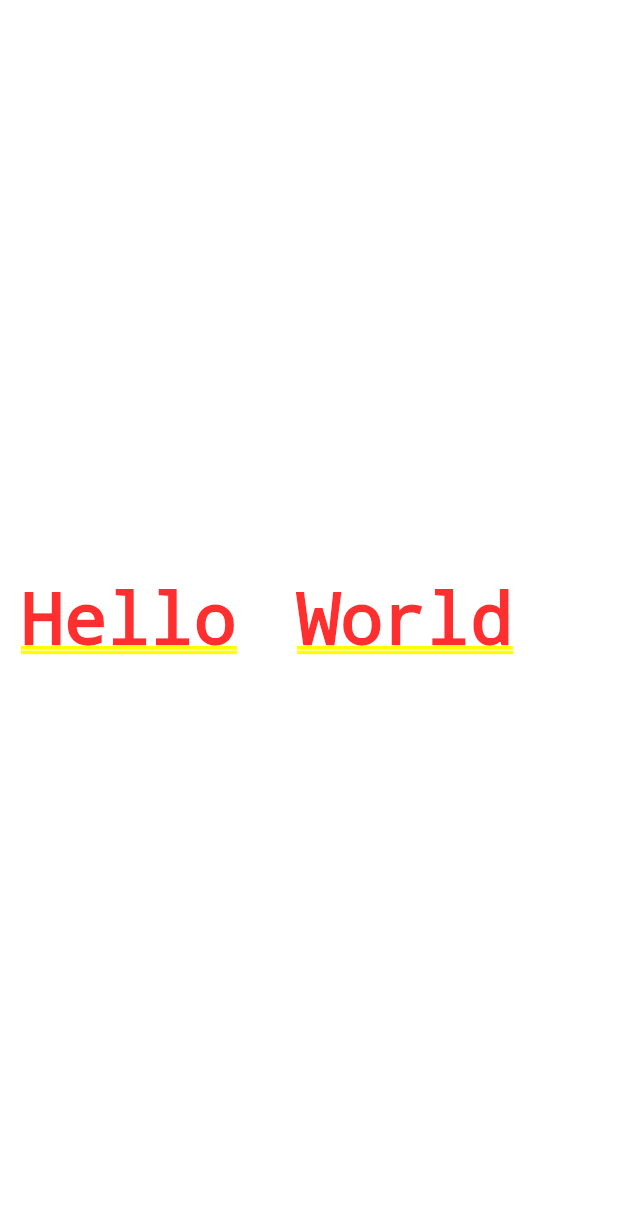
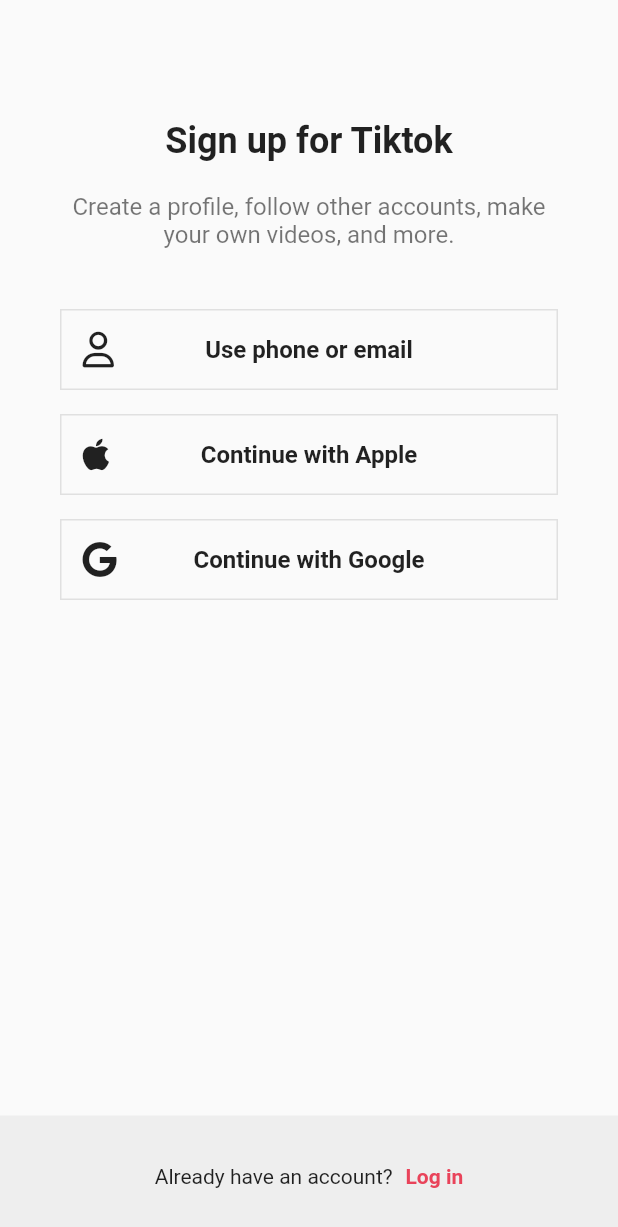
Before and after one commit to HyunjunJeon/first_flutter_app_clone_coding_practice, a Flutter app: the screen it shows after launch, on a phone screen of 412 x 824 dp. Shown: the top 1227 px of the screen. Run offline on Flutter 3.47's test engine with Material 2 defaults, Android fonts, the phone set to English and light mode, and no system bars; our stand-ins replace font_awesome_flutter.

Commit message:
[Feature - Authentication] 1. Sign Up UI 2. Login UI 3. (Add Lib) Font Awesome

```diff
--- /dev/null
+++ b/lib/features/authentication/sign_up_screen.dart
@@ -0,0 +1,94 @@
+import 'package:flutter/material.dart';
+import 'package:flutter_tiktok_clone/constant/gaps.dart';
+import 'package:flutter_tiktok_clone/constant/sizes.dart';
+import 'package:flutter_tiktok_clone/features/authentication/login_screen.dart';
+import 'package:flutter_tiktok_clone/features/authentication/widgets/auth_button.dart';
+import 'package:font_awesome_flutter/font_awesome_flutter.dart';
+
+class SignUpScreen extends StatelessWidget {
+  const SignUpScreen({Key? key}) : super(key: key);
+
+  void onLoginTap(BuildContext context) {
+    Navigator.of(context).push(MaterialPageRoute(
+      builder: (context) => const LoginScreen(),
+    ));
+  }
+
+  @override
+  Widget build(BuildContext context) {
+    return Scaffold(
+      body: SafeArea(
+        // Status Bar 를 피해서 만들 수 있음
+        child: Padding(
+          padding: const EdgeInsets.symmetric(
+            horizontal: Sizes.size40,
+          ),
+          child: Column(
+            children: const [
+              Gaps.v80,
+              Text(
+                "Sign up for Tiktok",
+                style: TextStyle(
+                  fontSize: Sizes.size24,
+                  fontWeight: FontWeight.w700,
+                ),
+              ),
+              Gaps.v20,
+              Text(
+                "Create a profile, follow other accounts, make your own videos, and more.",
+                style: TextStyle(
+                  fontSize: Sizes.size16,
+                  color: Colors.black54,
+                ),
+                textAlign: TextAlign.center,
+              ),
+              Gaps.v40,
+              AuthButton(
+                text: "Use phone or email",
+                icon: FaIcon(FontAwesomeIcons.user),
+              ),
+              Gaps.v16,
+              AuthButton(
+                text: "Continue with Apple",
+                icon: FaIcon(FontAwesomeIcons.apple),
+              ),
+              Gaps.v16,
+              AuthButton(
+                text: "Continue with Google",
+                icon: FaIcon(FontAwesomeIcons.google),
+              ),
+            ],
+          ),
+        ),
+      ),
+      bottomNavigationBar: BottomAppBar(
+        color: Colors.grey.shade200,
+        elevation: Sizes.size1,
+        child: Padding(
+          padding: const EdgeInsets.symmetric(
+            vertical: Sizes.size32,
+          ),
+          child: Row(
+            mainAxisAlignment: MainAxisAlignment.center,
+            children: [
+              const Text(
+                "Already have an account?",
+              ),
+              Gaps.h5,
+              GestureDetector(
+                onTap: () => onLoginTap(context),
+                child: Text(
+                  " Log in",
+                  style: TextStyle(
+                    color: Theme.of(context).primaryColor,
+                    fontWeight: FontWeight.w600,
+                  ),
+                ),
+              ),
+            ],
+          ),
+        ),
+      ),
+    );
+  }
+}
--- /dev/null
+++ b/lib/features/authentication/widgets/auth_button.dart
@@ -0,0 +1,44 @@
+import 'package:flutter/material.dart';
+import 'package:flutter_tiktok_clone/constant/sizes.dart';
+import 'package:font_awesome_flutter/font_awesome_flutter.dart';
+
+class AuthButton extends StatelessWidget {
+  final String text;
+  final FaIcon icon;
+
+  const AuthButton({super.key, required this.text, required this.icon});
+
+  @override
+  Widget build(BuildContext context) {
+    return FractionallySizedBox(
+      widthFactor: Sizes.size1,
+      child: Container(
+        padding: const EdgeInsets.all(Sizes.size14),
+        decoration: BoxDecoration(
+          border: Border.all(
+            color: Colors.grey.shade300,
+            width: Sizes.size1,
+          ),
+        ),
+        child: Stack(
+          // Row, Column 과 다르게 Stack 은 쌓는 개념
+          alignment: Alignment.center,
+          children: [
+            Align(
+              alignment: Alignment.centerLeft,
+              child: icon,
+            ),
+            Text(
+              text,
+              style: const TextStyle(
+                fontSize: Sizes.size16,
+                fontWeight: FontWeight.w600,
+              ),
+              textAlign: TextAlign.center,
+            ),
+          ],
+        ),
+      ),
+    );
+  }
+}
--- a/lib/main.dart
+++ b/lib/main.dart
@@ -1,6 +1,6 @@
 import 'package:flutter/material.dart';
-import 'package:flutter_tiktok_clone/constant/gaps.dart';
-import 'package:flutter_tiktok_clone/constant/sizes.dart';
+
+import 'features/authentication/sign_up_screen.dart';
 
 void main() {
   runApp(const TikTokCloneApp());
@@ -16,18 +16,7 @@ class TikTokCloneApp extends StatelessWidget {
       theme: ThemeData(
         primaryColor: const Color(0xFFE9435A),
       ),
-      home: Padding(
-        padding: const EdgeInsets.all(Sizes.size14),
-        child: Container(
-          child: Row(
-            children: const [
-              Text("Hello"),
-              Gaps.h40,
-              Text("World"),
-            ],
-          ),
-        ),
-      ),
+      home: const SignUpScreen(),
     );
   }
 }
--- /dev/null
+++ b/lib/screens/login/login_screen.dart
@@ -0,0 +1 @@
+// TODO Implement this library.
--- a/pubspec.yaml
+++ b/pubspec.yaml
@@ -36,6 +36,7 @@ dependencies:
   # The following adds the Cupertino Icons font to your application.
   # Use with the CupertinoIcons class for iOS style icons.
   cupertino_icons: ^1.0.2
+  font_awesome_flutter: ^10.3.0
 
 dev_dependencies:
   flutter_test:
```
Also changed, not shown: lib/features/authentication/login_screen.dart (added, +91 -0 lines), pubspec.lock.
